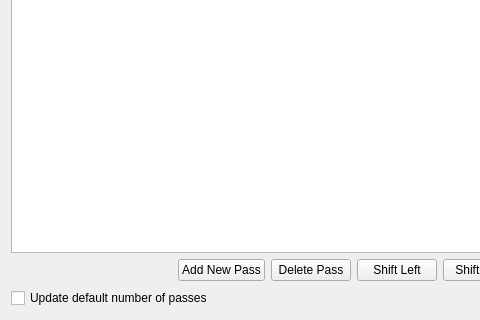
gill14/AccuPatt, file resources/passManager.ui: the form before one commit; both pictures show x 0 to 480 and y 274 to 594 of the 700 by 594 pixel window.
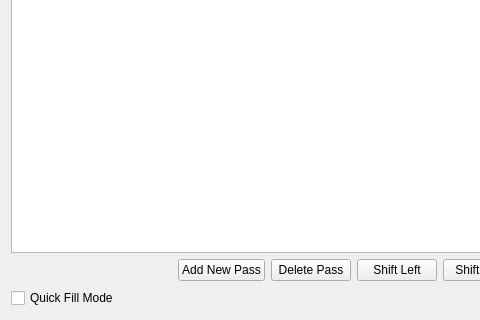
The form after the commit. Icons and pictures are not drawn.

What changed in the file:
```diff
--- a/resources/passManager.ui
+++ b/resources/passManager.ui
@@ -107,7 +107,7 @@
      <item>
       <widget class="QCheckBox" name="checkBoxUpdateDefaultNumberOfPasses">
        <property name="text">
-        <string>Update default number of passes</string>
+        <string>Quick Fill Mode</string>
        </property>
       </widget>
      </item>
```
Left out of the diff: 2 changed lines with no effect on the pictures.
